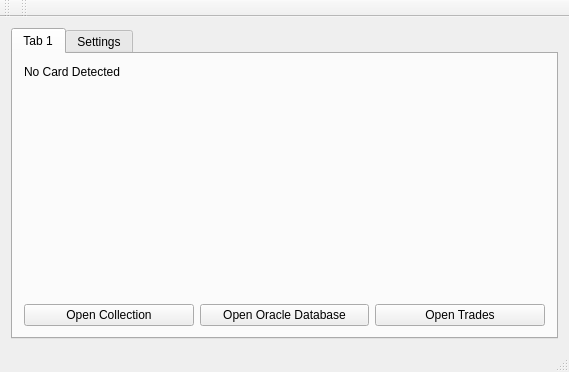
Old version of the form pcmwindow.ui in the repository LovesTha/PyeCollectionManager.
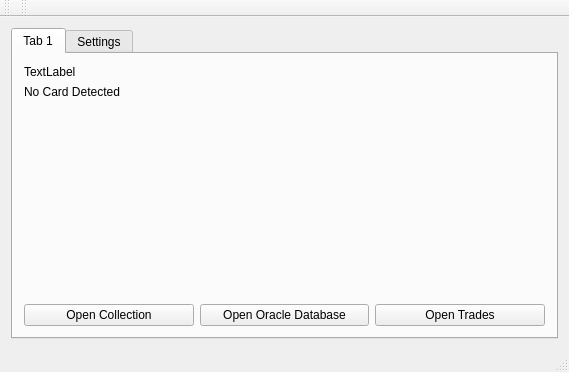
New version of the form. The open tabs and pages were chosen to show the change.

```diff
--- a/pcmwindow.ui
+++ b/pcmwindow.ui
@@ -25,6 +25,13 @@
         <string>Tab 1</string>
        </attribute>
        <layout class="QVBoxLayout" name="verticalLayout">
+        <item>
+         <widget class="QLabel" name="imageLabel">
+          <property name="text">
+           <string>TextLabel</string>
+          </property>
+         </widget>
+        </item>
         <item>
          <widget class="QLabel" name="cardAction">
           <property name="text">
```
Left out of the diff: 14 changed lines with no effect on the pictures.
